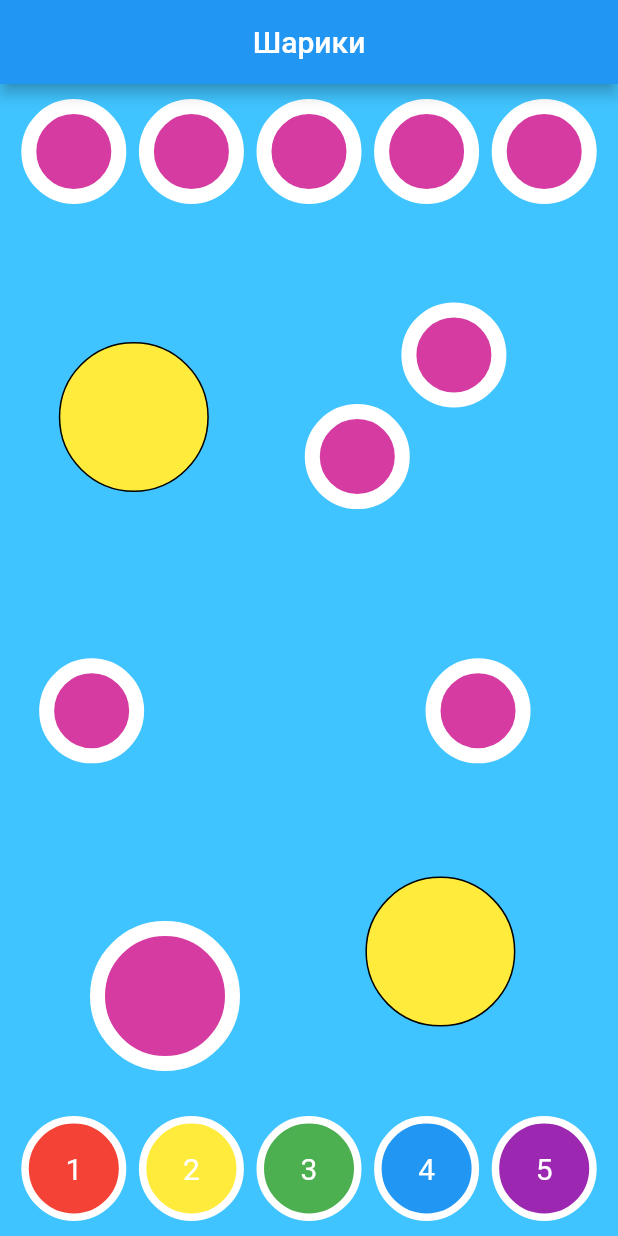
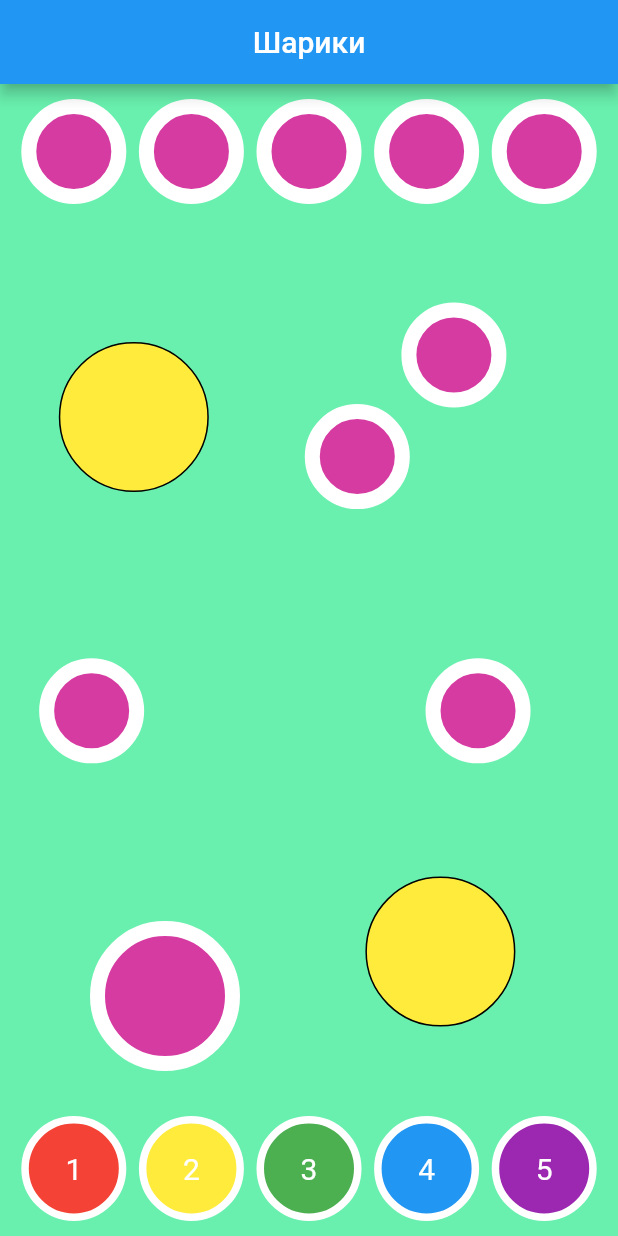
Before and after one commit to murzik0683/flutter_3_balloon, a Flutter app: the screen it shows after launch, on a phone screen of 412 x 824 dp. Run offline on Flutter 3.47's test engine with Material 2 defaults, Android fonts, the phone set to English and light mode, and no system bars.

Commit message:
commit_two

```diff
--- a/lib/main.dart
+++ b/lib/main.dart
@@ -12,7 +12,7 @@ class MyApp extends StatelessWidget {
   Widget build(BuildContext context) {
     return MaterialApp(
         home: Scaffold(
-      backgroundColor: Colors.lightBlueAccent,
+      backgroundColor: Colors.greenAccent,
       appBar: AppBar(title: const Text("Шарики"), centerTitle: true),
       body: Padding(
         padding: const EdgeInsets.all(10.0),
```
